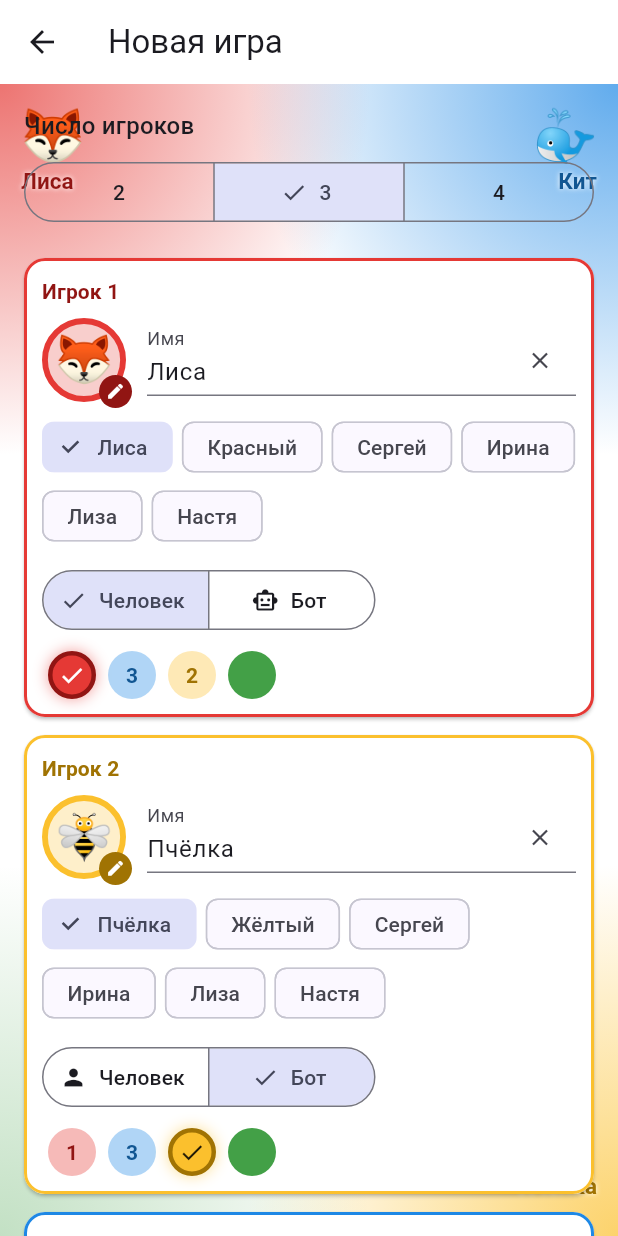
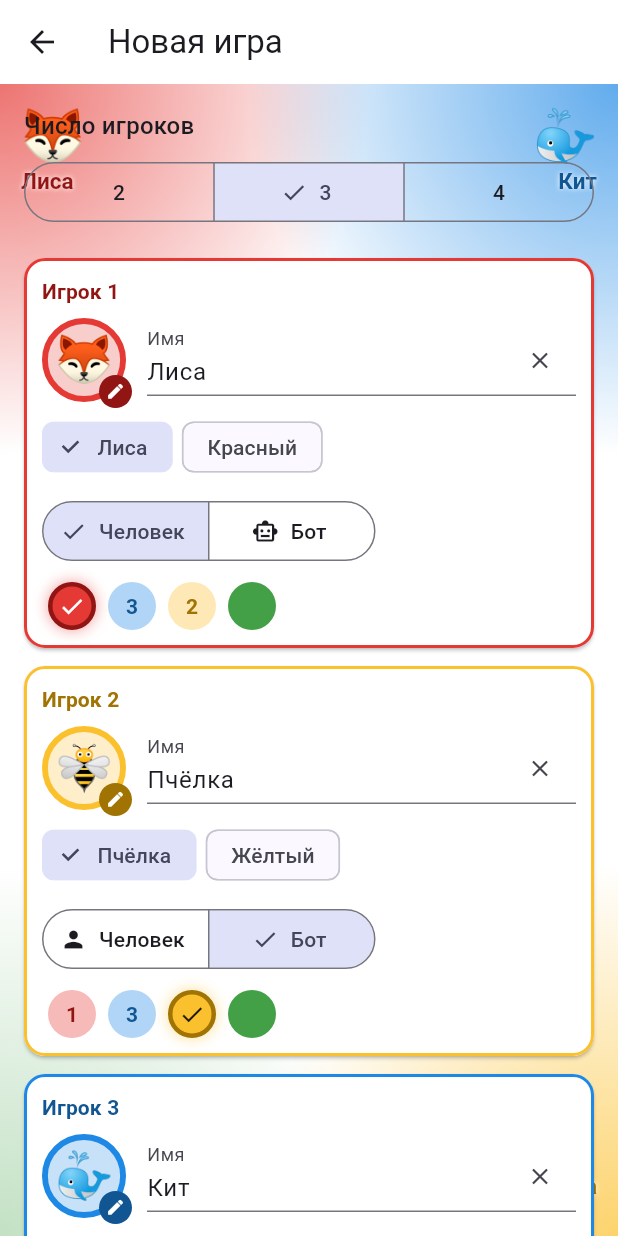
Before and after one commit to sgorbut/trouble, a Flutter app: the SetupScreen screen opened directly, after a tap on an icon or button, on a phone screen of 412 x 824 dp. Run offline on Flutter 3.47's test engine with Material 3 defaults, Android fonts, the phone set to English and light mode, and no system bars; our stand-ins replace audioplayers, flutter_riverpod, shared_preferences; accounts and stored records are empty.

Commit message:
Clear list for avatar selection
Removed default quick names for avatar selection.

```diff
--- a/lib/ui/avatars.dart
+++ b/lib/ui/avatars.dart
@@ -55,7 +55,7 @@ const Map<String, String> avatarNames = {
 String avatarName(String avatar) => avatarNames[avatar] ?? '';
 
 /// Имена для быстрого выбора на экране настройки партии.
-const List<String> quickNames = ['Сергей', 'Ирина', 'Лиза', 'Настя'];
+const List<String> quickNames = [];
 
 /// Аватар по умолчанию для цвета (у каждого цвета свой).
 String defaultAvatarFor(PlayerColor color) => switch (color) {
```
